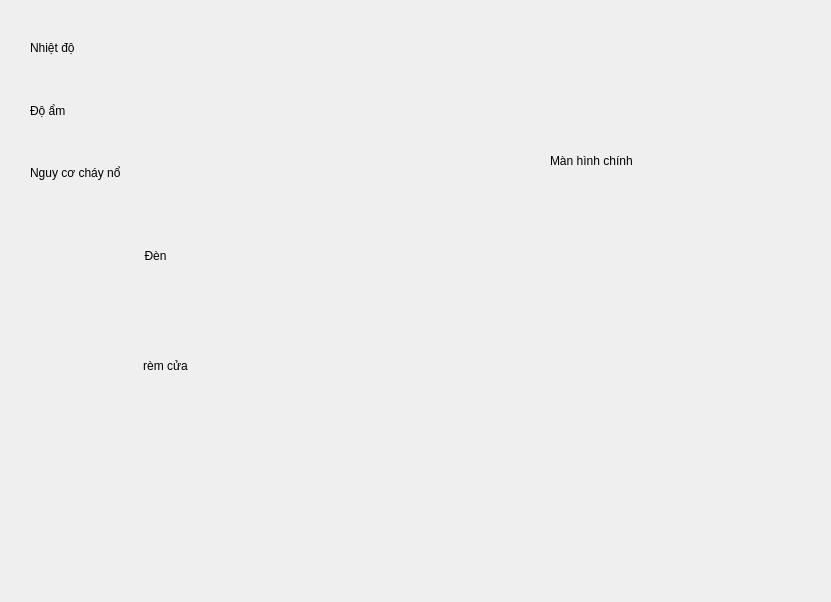
Old version of the form floor1.ui in the repository minhnt29/Graduation_GUI.
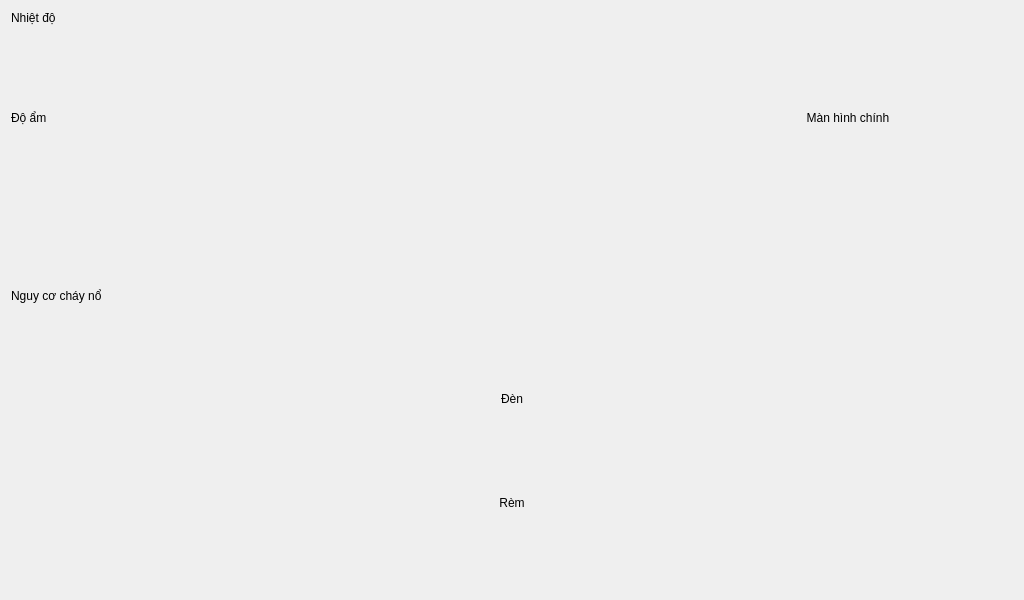
New version of the form. Icons and pictures are not drawn.

```diff
--- a/floor1.ui
+++ b/floor1.ui
@@ -6,80 +6,28 @@
    <rect>
     <x>0</x>
     <y>0</y>
-    <width>831</width>
-    <height>602</height>
+    <width>1024</width>
+    <height>600</height>
    </rect>
   </property>
+  <property name="maximumSize">
+   <size>
+    <width>1024</width>
+    <height>600</height>
+   </size>
+  </property>
+  <property name="baseSize">
+   <size>
+    <width>1024</width>
+    <height>600</height>
+   </size>
+  </property>
   <property name="windowTitle">
    <string>Tầng 1</string>
   </property>
-  <widget class="QPushButton" name="pushButton_Light">
-   <property name="geometry">
-    <rect>
-     <x>10</x>
-     <y>210</y>
-     <width>291</width>
-     <height>91</height>
-    </rect>
-   </property>
-   <property name="sizePolicy">
-    <sizepolicy hsizetype="Minimum" vsizetype="Preferred">
-     <horstretch>0</horstretch>
-     <verstretch>0</verstretch>
-    </sizepolicy>
-   </property>
-   <property name="styleSheet">
-    <string notr="true">background-color: transparent; border: 0px</string>
-   </property>
-   <property name="text">
-    <string>Đèn</string>
-   </property>
-   <property name="icon">
-    <iconset resource="images.qrc">
-     <normaloff>:/resources/off-button.png</normaloff>
-     <normalon>:/resources/on-button.png</normalon>:/resources/off-button.png</iconset>
-   </property>
-   <property name="iconSize">
-    <size>
-     <width>100</width>
-     <height>200</height>
-    </size>
-   </property>
-   <property name="flat">
-    <bool>true</bool>
-   </property>
-  </widget>
-  <widget class="QWidget" name="gridLayoutWidget">
-   <property name="geometry">
-    <rect>
-     <x>30</x>
-     <y>20</y>
-     <width>331</width>
-     <height>181</height>
-    </rect>
-   </property>
+  <layout class="QGridLayout" name="gridLayout_2">
+   <item row="0" column="0">
    <layout class="QGridLayout" name="gridLayout">
-    <item row="1" column="0">
-     <widget class="QLabel" name="label_Humidity">
-      <property name="text">
-       <string>Độ ẩm</string>
-      </property>
-     </widget>
-    </item>
-    <item row="0" column="1">
-     <widget class="QLabel" name="label_Temp_Value">
-      <property name="text">
-       <string/>
-      </property>
-     </widget>
-    </item>
-    <item row="2" column="0">
-     <widget class="QLabel" name="label_Fire">
-      <property name="text">
-       <string>Nguy cơ cháy nổ</string>
-      </property>
-     </widget>
-    </item>
     <item row="1" column="1">
      <widget class="QLabel" name="label_Humidity_Value">
       <property name="text">
@@ -94,60 +42,35 @@
       </property>
      </widget>
     </item>
-    <item row="2" column="1">
-     <widget class="QLabel" name="label_Fire_Value">
+     <item row="3" column="2">
+      <widget class="QPushButton" name="pushButton_Light_Status">
       <property name="text">
        <string/>
       </property>
-     </widget>
-    </item>
-   </layout>
-  </widget>
-  <widget class="QPushButton" name="pushButton_Curtain">
-   <property name="geometry">
-    <rect>
-     <x>30</x>
-     <y>310</y>
-     <width>271</width>
-     <height>111</height>
-    </rect>
-   </property>
-   <property name="sizePolicy">
-    <sizepolicy hsizetype="Minimum" vsizetype="Preferred">
-     <horstretch>0</horstretch>
-     <verstretch>0</verstretch>
-    </sizepolicy>
-   </property>
-   <property name="styleSheet">
-    <string notr="true">background-color: transparent; border: 0px</string>
-   </property>
-   <property name="text">
-    <string>rèm cửa</string>
-   </property>
    <property name="icon">
     <iconset resource="images.qrc">
-     <normaloff>:/resources/off-button.png</normaloff>
-     <normalon>:/resources/on-button.png</normalon>:/resources/off-button.png</iconset>
+         <normaloff>:/resources/light_on.png</normaloff>:/resources/light_on.png</iconset>
    </property>
    <property name="iconSize">
     <size>
      <width>100</width>
-     <height>200</height>
+         <height>100</height>
     </size>
    </property>
    <property name="flat">
     <bool>true</bool>
    </property>
   </widget>
+     </item>
+     <item row="2" column="0">
+      <widget class="QLabel" name="label_Fire">
+       <property name="text">
+        <string>Nguy cơ cháy nổ</string>
+       </property>
+      </widget>
+     </item>
+     <item row="0" column="2">
   <widget class="QPushButton" name="pushButton_Home">
-   <property name="geometry">
-    <rect>
-     <x>640</x>
-     <y>0</y>
-     <width>111</width>
-     <height>111</height>
-    </rect>
-   </property>
    <property name="styleSheet">
     <string notr="true">background-color: transparent; border: 0px</string>
    </property>
@@ -168,45 +91,101 @@
     <bool>true</bool>
    </property>
   </widget>
+     </item>
+     <item row="0" column="1">
+      <widget class="QLabel" name="label_Temp_Value">
+       <property name="text">
+        <string/>
+       </property>
+      </widget>
+     </item>
+     <item row="1" column="0">
+      <widget class="QLabel" name="label_Humidity">
+       <property name="text">
+        <string>Độ ẩm</string>
+       </property>
+      </widget>
+     </item>
+     <item row="1" column="2">
   <widget class="QLabel" name="label_Home">
-   <property name="geometry">
-    <rect>
-     <x>550</x>
-     <y>130</y>
-     <width>261</width>
-     <height>61</height>
-    </rect>
-   </property>
    <property name="text">
     <string>Màn hình chính</string>
    </property>
-  </widget>
-  <widget class="QPushButton" name="pushButton_Light_Status">
-   <property name="geometry">
-    <rect>
-     <x>620</x>
-     <y>190</y>
-     <width>161</width>
-     <height>151</height>
-    </rect>
-   </property>
+       <property name="alignment">
+        <set>Qt::AlignCenter</set>
+       </property>
+      </widget>
+     </item>
+     <item row="2" column="1">
+      <widget class="QLabel" name="label_Fire_Value">
    <property name="text">
     <string/>
    </property>
+      </widget>
+     </item>
+     <item row="3" column="1">
+      <widget class="QPushButton" name="pushButton_Light">
+       <property name="sizePolicy">
+        <sizepolicy hsizetype="Minimum" vsizetype="Preferred">
+         <horstretch>0</horstretch>
+         <verstretch>0</verstretch>
+        </sizepolicy>
+       </property>
+       <property name="styleSheet">
+        <string notr="true">background-color: transparent; border: 0px</string>
+       </property>
+       <property name="text">
+        <string>Đèn</string>
+       </property>
    <property name="icon">
     <iconset resource="images.qrc">
-     <normaloff>:/resources/light_on.png</normaloff>:/resources/light_on.png</iconset>
+         <normaloff>:/resources/off-button.png</normaloff>
+         <normalon>:/resources/on-button.png</normalon>:/resources/off-button.png</iconset>
    </property>
    <property name="iconSize">
     <size>
      <width>100</width>
-     <height>100</height>
+         <height>200</height>
     </size>
    </property>
    <property name="flat">
     <bool>true</bool>
    </property>
   </widget>
+     </item>
+     <item row="4" column="1">
+      <widget class="QPushButton" name="pushButton_Curtain">
+       <property name="sizePolicy">
+        <sizepolicy hsizetype="Minimum" vsizetype="Preferred">
+         <horstretch>0</horstretch>
+         <verstretch>0</verstretch>
+        </sizepolicy>
+       </property>
+       <property name="styleSheet">
+        <string notr="true">background-color: transparent; border: 0px</string>
+       </property>
+       <property name="text">
+        <string>Rèm</string>
+       </property>
+       <property name="icon">
+        <iconset resource="images.qrc">
+         <normaloff>:/resources/off-button.png</normaloff>
+         <normalon>:/resources/on-button.png</normalon>:/resources/off-button.png</iconset>
+       </property>
+       <property name="iconSize">
+        <size>
+         <width>100</width>
+         <height>200</height>
+        </size>
+       </property>
+       <property name="flat">
+        <bool>true</bool>
+       </property>
+      </widget>
+     </item>
+    </layout>
+   </item>
+  </layout>
  </widget>
  <resources>
   <include location="images.qrc"/>
```
Lines whose indentation alone changed are shown as unchanged.
